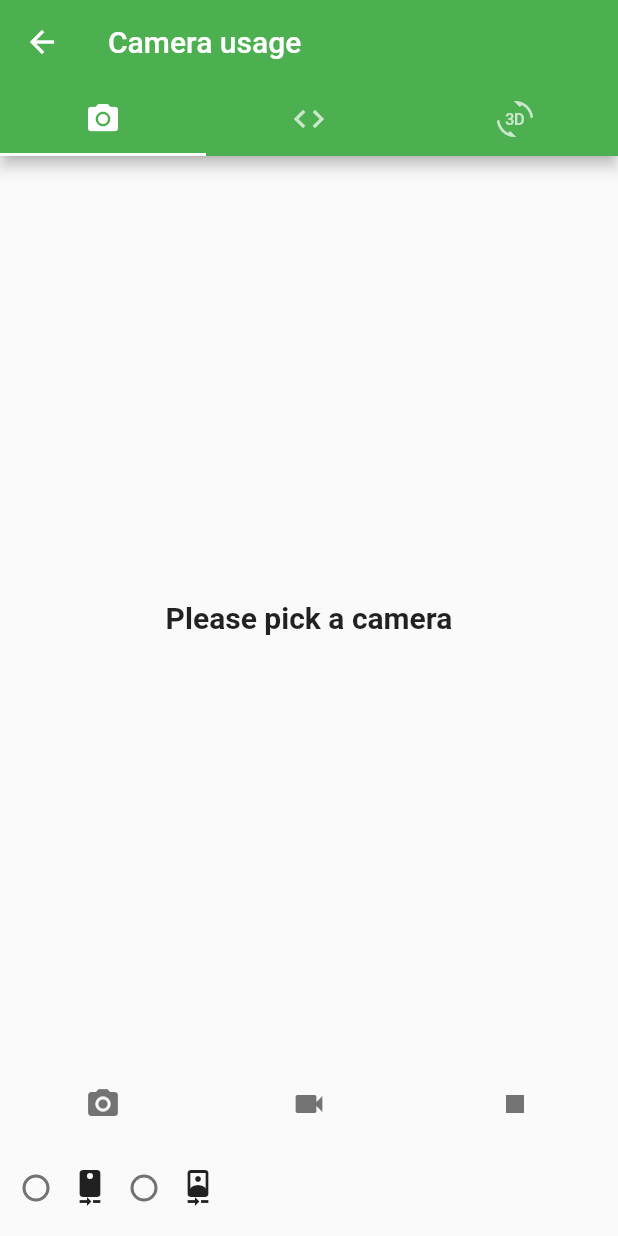
After one commit to MaxiSonntag/SystemDemoFlutter, a Flutter app: the CameraPage screen opened directly, on a phone screen of 412 x 824 dp. The commit adds this screen. Run offline on Flutter 3.47's test engine with Material 2 defaults, Android fonts, the phone set to English and light mode, and no system bars; our stand-ins replace camera, cloud_firestore, connectivity, firebase_messaging, flutter_local_notifications, image_picker and 1 more; missing offline and left inert: barcode_scan; accounts and stored records are empty; generated files the repository leaves out were written again.

Commit message:
Added Camera & Barcode-Scanning

```diff
--- /dev/null
+++ b/lib/camera/camera.dart
@@ -0,0 +1,48 @@
+import 'package:flutter/material.dart';
+import 'package:system_flutter/camera/camera_scan.dart';
+import 'simple_camera.dart';
+
+class CameraPage extends StatefulWidget {
+  @override
+  State createState() {
+    return CameraPageState();
+  }
+}
+
+class CameraPageState extends State<CameraPage> {
+  @override
+  Widget build(BuildContext context) {
+    return DefaultTabController(
+      length: 3,
+      child: Scaffold(
+        appBar: AppBar(
+          title: Text("Camera usage"),
+          bottom: TabBar(
+            tabs: <Widget>[
+              Tab(
+                icon: Icon(Icons.camera_alt),
+              ),
+              Tab(
+                icon: Icon(Icons.code),
+              ),
+              Tab(
+                icon: Icon(Icons.threed_rotation),
+              )
+            ],
+          ),
+        ),
+        body: TabBarView(
+          children: <Widget>[
+            SimpleCameraPage(),
+            CameraScanPage(),
+            Container(
+              child: Center(
+                child: Text("AR is currently not supported with Flutter", style: TextStyle(fontSize: 22.0, fontWeight: FontWeight.bold),textAlign: TextAlign.center , softWrap: true,)
+              ),
+            )
+          ],
+        ),
+      ),
+    );
+  }
+}
--- /dev/null
+++ b/lib/camera/simple_camera.dart
@@ -0,0 +1,266 @@
+import 'package:flutter/material.dart';
+import 'package:camera/camera.dart';
+import 'dart:io';
+import 'package:path_provider/path_provider.dart';
+import 'package:system_flutter/camera/media_viewer.dart';
+import 'package:system_flutter/enums.dart';
+
+class SimpleCameraPage extends StatefulWidget {
+  @override
+  State createState() {
+    return SimpleCameraPageState();
+  }
+}
+
+class SimpleCameraPageState extends State<SimpleCameraPage> {
+  List<CameraDescription> cameras;
+  CameraController camCtrl;
+  int _radioValue;
+  String _filePath = "";
+  RecordedMedia media;
+
+  @override
+  void initState() {
+    super.initState();
+    availableCameras().then((available) {
+      this.cameras = available;
+    });
+  }
+
+  @override
+  void dispose() {
+    camCtrl?.dispose();
+    getApplicationDocumentsDirectory().then((dir) {
+      final imageDirPath = '${dir.path}/camera/images';
+      final imageDir = Directory(imageDirPath);
+      imageDir.exists().then((exists) {
+        if (exists) {
+          imageDir.delete(recursive: true);
+        }
+      });
+
+      final videoDirPath = '${dir.path}/camera/videos';
+      final videoDir = Directory(videoDirPath);
+      videoDir.exists().then((exists) {
+        if (exists) {
+          videoDir.delete(recursive: true);
+        }
+      });
+    });
+    super.dispose();
+  }
+
+  Widget getCamera() {
+    if (camCtrl == null || !camCtrl.value.isInitialized) {
+      return Container(
+        child: Center(
+          child: Text(
+            "Please pick a camera",
+            softWrap: true,
+            style: TextStyle(fontSize: 20, fontWeight: FontWeight.bold),
+          ),
+        ),
+      );
+    }
+    return AspectRatio(
+      aspectRatio: camCtrl.value.aspectRatio,
+      child: CameraPreview(camCtrl),
+    );
+  }
+
+  void _onRadioChanged(int val) {
+    setState(() {
+      _radioValue = val;
+
+      _getDesiredCamera().then((ctrl) {
+        camCtrl = ctrl;
+        camCtrl.initialize().then((_) {
+          if (!mounted) {
+            return;
+          }
+          setState(() {});
+        });
+      });
+    });
+  }
+
+  Future<CameraController> _getDesiredCamera() async {
+    if (camCtrl != null) {
+      await camCtrl.dispose();
+    }
+    if (cameras.length >= _radioValue) {
+      return CameraController(cameras[_radioValue], ResolutionPreset.medium);
+    }
+  }
+
+  Future<Directory> _getDirectory(bool isVideo) async {
+    final docDir = await getApplicationDocumentsDirectory();
+    var subDir = "images";
+    if (isVideo) {
+      subDir = "videos";
+    }
+    final dirPath = '${docDir.path}/camera/$subDir';
+    return await Directory(dirPath).create(recursive: true);
+  }
+
+  String timestamp() {
+    return new DateTime.now().millisecondsSinceEpoch.toString();
+  }
+
+  _takePicture() async {
+    final timestamp = this.timestamp();
+    final dir = await _getDirectory(false);
+    final filePath = '${dir.path}/$timestamp.jpg';
+    if (camCtrl.value.isTakingPicture) {
+      return;
+    }
+    await camCtrl.takePicture(filePath);
+    setState(() {
+      _filePath = filePath;
+      media = RecordedMedia(filePath, CameraMediaTypes.Image);
+    });
+  }
+
+  Widget getThumbnail() {
+    if (_filePath.isEmpty ||
+        camCtrl == null ||
+        camCtrl.value.isRecordingVideo) {
+      return null;
+    }
+    return GestureDetector(
+      child: Container(
+        height: 64.0,
+        child: getMediaPreview(),
+      ),
+      onTap: _openMedia,
+    );
+  }
+
+  getMediaPreview() {
+    if (media.type == CameraMediaTypes.Image) {
+      return Image.file(File(_filePath), fit: BoxFit.contain, height: 64.0);
+    }
+    return Icon(Icons.play_circle_filled);
+  }
+
+  _openMedia() {
+    Navigator.push(
+        context,
+        MaterialPageRoute(
+            builder: (context) => MediaViewer(
+                  media: media,
+                )));
+  }
+
+  _startRecording() async {
+    final timestamp = this.timestamp();
+    final dir = await _getDirectory(true);
+    final filePath = '${dir.path}/$timestamp.mp4';
+    await camCtrl.startVideoRecording(filePath);
+
+    setState(() {
+      _filePath = filePath;
+      media = RecordedMedia(filePath, CameraMediaTypes.Video);
+    });
+  }
+
+  _stopRecording() async {
+    if (camCtrl.value.isRecordingVideo) {
+      await camCtrl.stopVideoRecording();
+      setState(() {});
+    }
+  }
+
+  bool _isCameraUsable() {
+    return camCtrl != null &&
+        camCtrl.value.isInitialized &&
+        !camCtrl.value.isRecordingVideo &&
+        !camCtrl.value.isTakingPicture;
+  }
+
+  bool _isVideoStoppable() {
+    return camCtrl != null &&
+        camCtrl.value.isInitialized &&
+        camCtrl.value.isRecordingVideo;
+  }
+
+  @override
+  Widget build(BuildContext context) {
+    return Column(
+      children: <Widget>[
+        Expanded(
+          child: Padding(
+            padding: EdgeInsets.only(top: 8.0),
+            child: getCamera(),
+          ),
+        ),
+        Column(
+          children: <Widget>[
+            Row(
+              mainAxisAlignment: MainAxisAlignment.center,
+              children: <Widget>[
+                Expanded(
+                  child: IconButton(
+                    icon: Icon(Icons.camera_alt),
+                    onPressed: _isCameraUsable() ? _takePicture : null,
+                    color: Theme.of(context).primaryColor,
+                    disabledColor: Colors.black54,
+                  ),
+                ),
+                Expanded(
+                  child: IconButton(
+                    icon: Icon(Icons.videocam),
+                    onPressed: _isCameraUsable() ? _startRecording : null,
+                    color: Theme.of(context).primaryColor,
+                    disabledColor: Colors.black54,
+                  ),
+                ),
+                Expanded(
+                  child: IconButton(
+                    icon: Icon(Icons.stop),
+                    onPressed: _isVideoStoppable() ? _stopRecording : null,
+                    color: Colors.red,
+                    disabledColor: Colors.black54,
+                  ),
+                ),
+              ],
+            ),
+            Container(
+              height: 64.0,
+              child: Row(
+                children: <Widget>[
+                  Radio(
+                      value: 0,
+                      groupValue: _radioValue,
+                      onChanged: _onRadioChanged),
+                  Icon(Icons.camera_rear),
+                  Radio(
+                      value: 1,
+                      groupValue: _radioValue,
+                      onChanged: _onRadioChanged),
+                  Icon(Icons.camera_front),
+                  Expanded(
+                    child: Container(
+                      margin: EdgeInsets.only(bottom: 3.0, right: 8.0),
+                      alignment: Alignment.centerRight,
+                      child: getThumbnail(),
+                    ),
+                  )
+                ],
+              ),
+            )
+          ],
+        )
+      ],
+    );
+  }
+}
+
+class RecordedMedia {
+  String file;
+  CameraMediaTypes type;
+
+  RecordedMedia(String filePath, this.type) {
+    this.file = filePath;
+  }
+}
--- a/lib/enums.dart
+++ b/lib/enums.dart
@@ -13,3 +13,8 @@ enum ContentTypes{
   ParsedJson,
   PostResponse
 }
+
+enum CameraMediaTypes{
+  Image,
+  Video
+}
--- a/pubspec.yaml
+++ b/pubspec.yaml
@@ -27,6 +27,9 @@ dependencies:
   path_provider: ^0.4.1
   image_picker: ^0.4.10
   cloud_firestore: ^0.8.2+3
+  camera: ^0.2.8
+  video_player: ^0.8.0
+  barcode_scan: ^0.0.8
 
 
 dev_dependencies:
```
Also changed, not shown: lib/camera/camera_scan.dart (added, +52 -0 lines), lib/camera/media_viewer.dart (added, +60 -0 lines), lib/main.dart (+25 -5 lines), 4 other files.
